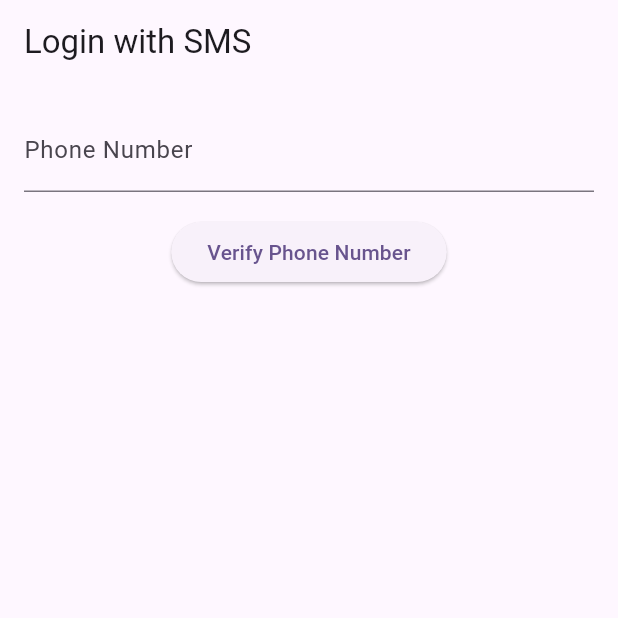
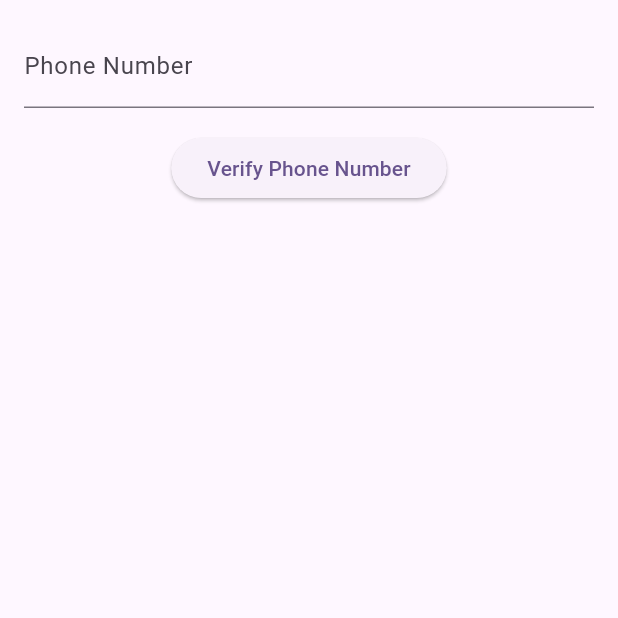
Before and after one commit to jackbowden/flake, a Flutter app: the SmsLoginPage screen opened directly, on a phone screen of 412 x 824 dp, the top half of it. Run offline on Flutter 3.47's test engine with Material 3 defaults, Android fonts, the phone set to English and light mode, and no system bars; our stand-ins replace firebase_auth, firebase_core; accounts and stored records are empty.

Commit message:
Refactor login and event components for improved readability; remove unnecessary app bar titles and streamline participant display

```diff
--- a/lib/events.dart
+++ b/lib/events.dart
@@ -247,7 +247,7 @@ class EventCard extends StatelessWidget {
                 const SizedBox(width: 8),
                 Expanded(
                   child: Text(
-                    'Participants: ${event.participants}',
+                    '${event.participants}',
                     style: TextStyle(fontSize: 14, color: Colors.grey[700]),
                     overflow: TextOverflow.ellipsis,
                   ),
--- a/lib/login_page.dart
+++ b/lib/login_page.dart
@@ -40,9 +40,6 @@ class _LoginPageState extends State<LoginPage> {
   @override
   Widget build(BuildContext context) {
     return Scaffold(
-      appBar: AppBar(
-        title: const Text('Login with Email/Password'),
-      ),
       body: Padding(
         padding: const EdgeInsets.all(16.0),
         child: Form(
--- a/lib/sms_login_page.dart
+++ b/lib/sms_login_page.dart
@@ -12,7 +12,8 @@ class _SmsLoginPageState extends State<SmsLoginPage> {
   final _phoneController = TextEditingController();
   final _codeController = TextEditingController();
   String? _verificationId;
-  bool _codeSent = false; // Track if the verification code has been sent
+  bool _codeSent = false;
+  FirebaseAuth auth = FirebaseAuth.instance;
 
   @override
   void dispose() {
@@ -26,7 +27,6 @@ class _SmsLoginPageState extends State<SmsLoginPage> {
       await FirebaseAuth.instance.verifyPhoneNumber(
         phoneNumber: _phoneController.text,
         verificationCompleted: (PhoneAuthCredential credential) async {
-          // Auto-resolution happens on Android devices
           await FirebaseAuth.instance.signInWithCredential(credential);
           Navigator.pop(context);
         },
@@ -38,7 +38,7 @@ class _SmsLoginPageState extends State<SmsLoginPage> {
         codeSent: (String verificationId, int? resendToken) {
           setState(() {
             _verificationId = verificationId;
-            _codeSent = true; // Update the state to indicate code has been sent
+            _codeSent = true;
           });
           ScaffoldMessenger.of(context).showSnackBar(
             const SnackBar(content: Text('Verification code sent!')),
@@ -67,7 +67,7 @@ class _SmsLoginPageState extends State<SmsLoginPage> {
           smsCode: _codeController.text,
         );
         await FirebaseAuth.instance.signInWithCredential(credential);
-        Navigator.pop(context); // Go back to the previous page after successful login
+        Navigator.pop(context);
       } on FirebaseAuthException catch (e) {
         ScaffoldMessenger.of(context).showSnackBar(
           SnackBar(content: Text('Failed to sign in: ${e.message}')),
@@ -79,9 +79,6 @@ class _SmsLoginPageState extends State<SmsLoginPage> {
   @override
   Widget build(BuildContext context) {
     return Scaffold(
-      appBar: AppBar(
-        title: const Text('Login with SMS'),
-      ),
       body: Padding(
         padding: const EdgeInsets.all(16.0),
         child: Column(
@@ -96,7 +93,7 @@ class _SmsLoginPageState extends State<SmsLoginPage> {
               onPressed: _verifyPhoneNumber,
               child: const Text('Verify Phone Number'),
             ),
-            if (_codeSent) ...[ // Conditionally render the code input field
+            if (_codeSent) ...[
               const SizedBox(height: 16),
               TextFormField(
                 controller: _codeController,
```
Also changed, not shown: lib/login_carousel_page.dart (+5 -5 lines).
